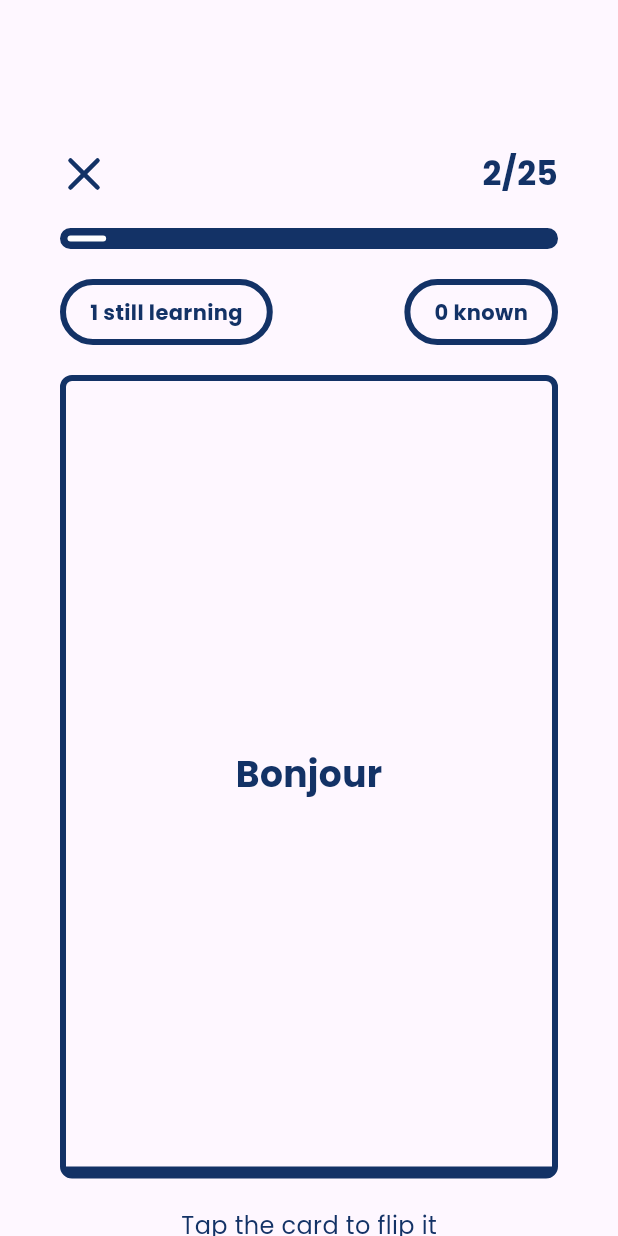
After one commit to juul-vandevelde-howest/smartAppDev-eindopdracht, a Flutter app: the Decks screen opened directly, after a tap on "Deck Name", on a phone screen of 412 x 824 dp. The commit adds this screen. Run offline on Flutter 3.47's test engine with Material 3 defaults, Android fonts, the light colour scheme and no system bars; our stand-ins replace firebase_auth, firebase_core, phosphor_flutter; accounts and stored records are empty.

Commit message:
feat: added study page base layout

```diff
--- a/lib/routes/flip/decks.dart
+++ b/lib/routes/flip/decks.dart
@@ -1,8 +1,7 @@
 import 'package:flip/routes/flip/add.dart';
 import 'package:flip/routes/flip/settings.dart';
+import 'package:flip/routes/flip/study.dart';
 import 'package:flutter/material.dart';
-import 'package:flutter/rendering.dart';
-import 'package:flutter/widgets.dart';
 import 'package:phosphor_flutter/phosphor_flutter.dart';
 
 class Decks extends StatelessWidget {
@@ -76,7 +75,22 @@ class Decks extends StatelessWidget {
               padding: const EdgeInsets.symmetric(horizontal: 40),
               child: ListView(
                 children: [
-                  Container(
+                  GestureDetector(
+                    onTap: () {
+                      Navigator.pushReplacement(
+                        context,
+                        PageRouteBuilder(
+                          pageBuilder: (BuildContext context,
+                              Animation<double> animation1,
+                              Animation<double> animation2) {
+                            return const Study();
+                          },
+                          transitionDuration: Duration.zero,
+                          reverseTransitionDuration: Duration.zero,
+                        ),
+                      );
+                    },
+                    child: Container(
                       margin: const EdgeInsets.only(bottom: 20),
                       decoration: BoxDecoration(
                         border: const Border(
@@ -164,6 +178,7 @@ class Decks extends StatelessWidget {
                         ),
                       ),
                     ),
+                  ),
                 ],
               ),
             ),
--- /dev/null
+++ b/lib/routes/flip/study.dart
@@ -0,0 +1,179 @@
+import 'package:flip/routes/flip/decks.dart';
+import 'package:flutter/material.dart';
+import 'package:phosphor_flutter/phosphor_flutter.dart';
+
+class Study extends StatelessWidget {
+  const Study({super.key});
+
+  @override
+  Widget build(BuildContext context) {
+    return Scaffold(
+      resizeToAvoidBottomInset: false,
+      body: Column(
+        crossAxisAlignment: CrossAxisAlignment.start,
+        children: [
+          Padding(
+            padding: const EdgeInsets.only(top: 100, left: 40, right: 40),
+            child: Column(
+              children: [
+                Row(
+                  mainAxisAlignment: MainAxisAlignment.spaceBetween,
+                  children: [
+                    InkWell(
+                      borderRadius: BorderRadius.circular(8.0),
+                      onTap: () {
+                        Navigator.pushReplacement(
+                          context,
+                          PageRouteBuilder(
+                            pageBuilder: (BuildContext context,
+                                Animation<double> animation1,
+                                Animation<double> animation2) {
+                              return const Decks();
+                            },
+                            transitionDuration: Duration.zero,
+                            reverseTransitionDuration: Duration.zero,
+                          ),
+                        );
+                      },
+                      child: const PhosphorIcon(
+                        PhosphorIconsBold.x,
+                        size: 32.0,
+                        color: Color(0xFF133266),
+                      ),
+                    ),
+                    const Text(
+                      "2/25",
+                      style: TextStyle(
+                        fontWeight: FontWeight.bold,
+                        fontSize: 22,
+                      ),
+                    ),
+                  ],
+                ),
+                Padding(
+                  padding: const EdgeInsets.symmetric(vertical: 20),
+                  child: SizedBox(
+                    width: double.infinity,
+                    child: Container(
+                      decoration: BoxDecoration(
+                        color: const Color(0xFF133266),
+                        borderRadius: BorderRadius.circular(8),
+                        border: Border.all(
+                          color: const Color(0xFF133266),
+                          width: 5,
+                        ),
+                      ),
+                      child: LinearProgressIndicator(
+                        value: 0.08,
+                        minHeight: 4,
+                        color: Colors.white,
+                        backgroundColor: const Color(0xFF133266),
+                        borderRadius: BorderRadius.circular(8),
+                      ),
+                    ),
+                  ),
+                ),
+                Row(
+                  mainAxisAlignment: MainAxisAlignment.spaceBetween,
+                  children: [
+                    Container(
+                      decoration: BoxDecoration(
+                        borderRadius: BorderRadius.circular(50),
+                        border: Border.all(
+                          color: const Color(0xFF133266),
+                          width: 4,
+                        ),
+                      ),
+                      child: const Padding(
+                        padding: EdgeInsets.symmetric(
+                          horizontal: 16,
+                          vertical: 8,
+                        ),
+                        child: Text(
+                          "1 still learning",
+                          style: TextStyle(
+                            color: Color(0xFF133266),
+                            fontWeight: FontWeight.bold,
+                          ),
+                        ),
+                      ),
+                    ),
+                    Container(
+                      decoration: BoxDecoration(
+                        borderRadius: BorderRadius.circular(50),
+                        border: Border.all(
+                          color: const Color(0xFF133266),
+                          width: 4,
+                        ),
+                      ),
+                      child: const Padding(
+                        padding: EdgeInsets.symmetric(
+                          horizontal: 16,
+                          vertical: 8,
+                        ),
+                        child: Text(
+                          "0 known",
+                          style: TextStyle(
+                            color: Color(0xFF133266),
+                            fontWeight: FontWeight.bold,
+                          ),
+                        ),
+                      ),
+                    ),
+                  ],
+                ),
+                Padding(
+                  padding: const EdgeInsets.symmetric(vertical: 20),
+                  child: Container(
+                    width: double.infinity,
+                    height: MediaQuery.of(context).size.height * 0.65,
+                    decoration: BoxDecoration(
+                      borderRadius: BorderRadius.circular(8),
+                      border: const Border(
+                        top: BorderSide(
+                          color: Color(0xFF133266),
+                          width: 4.0,
+                        ),
+                        bottom: BorderSide(
+                          color: Color(0xFF133266),
+                          width: 8.0,
+                        ),
+                        left: BorderSide(
+                          color: Color(0xFF133266),
+                          width: 4.0,
+                        ),
+                        right: BorderSide(
+                          color: Color(0xFF133266),
+                          width: 4.0,
+                        ),
+                      ),
+                    ),
+                    child: const Center(
+                      child: Text(
+                        "Bonjour",
+                        style: TextStyle(
+                          color: Color(0xFF133266),
+                          fontSize: 24,
+                          fontWeight: FontWeight.bold,
+                        ),
+                      ),
+                    ),
+                  ),
+                ),
+                const Center(
+                  child: Text(
+                    "Tap the card to flip it",
+                    style: TextStyle(
+                      color: Color(0xFF133266),
+                      fontSize: 16,
+                    ),
+                  ),
+                ),
+              ],
+            ),
+          ),
+        ],
+      ),
+    );
+  }
+}
```
Lines whose indentation alone changed are shown as unchanged.
